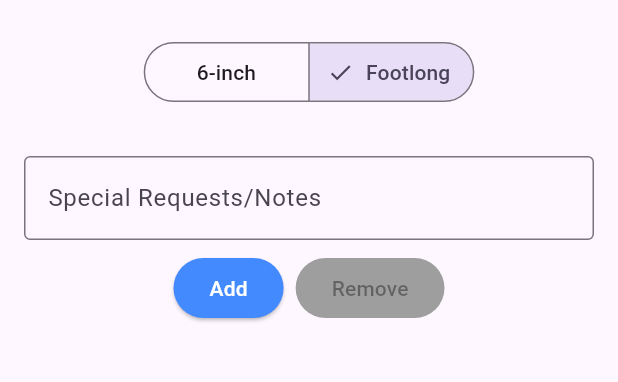
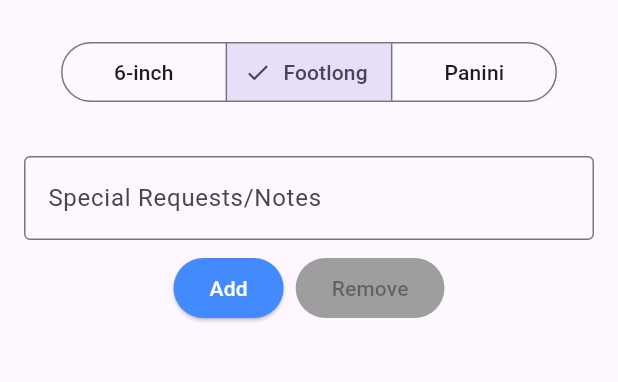
Before and after one commit to AbigailHinchliffe/sandwich, a Flutter app: the screen it shows after launch, on a phone screen of 412 x 824 dp, the part 228-610 px from its top. Run offline on Flutter 3.47's test engine with Material 3 defaults, Android fonts, the light colour scheme and no system bars.

```diff
--- a/lib/main.dart
+++ b/lib/main.dart
@@ -32,7 +32,7 @@ class _OrderScreenState extends State<OrderScreen> {
   final TextEditingController _notesController = TextEditingController();
   String _notes = '';
 
-  final List<String> _sizes = ['6-inch', 'Footlong'];
+  final List<String> _sizes = ['6-inch', 'Footlong','Panini'];
   String _selectedSize = 'Footlong';
 
   void _increaseQuantity() {
```
